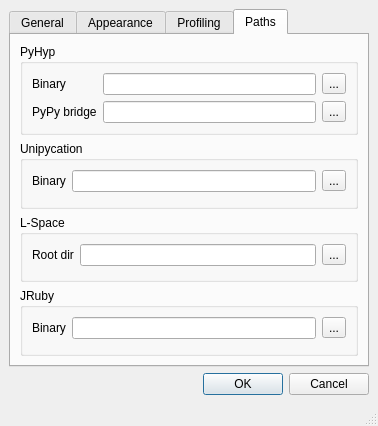
Qt form lib/eco/gui/settings.ui (softdevteam/eco) before a commit.
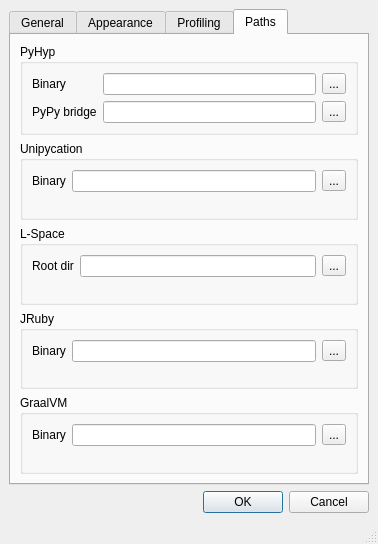
The same form after that commit. The open tabs and pages were chosen to show the change. Icons and pictures are not drawn.

Commit message: Set GraalVM binary and PIC size in Settings dialog.

```diff
--- a/lib/eco/gui/settings.ui
+++ b/lib/eco/gui/settings.ui
@@ -7,7 +7,7 @@
     <x>0</x>
     <y>0</y>
     <width>378</width>
-    <height>426</height>
+    <height>544</height>
    </rect>
   </property>
   <property name="windowTitle">
@@ -517,6 +517,48 @@
              <property name="text">
               <string>Binary</string>
              </property>
+             <property name="buddy">
+              <cstring>env_jruby</cstring>
+             </property>
+            </widget>
+           </item>
+          </layout>
+         </widget>
+        </item>
+        <item>
+         <widget class="QGroupBox" name="groupBox_9">
+          <property name="title">
+           <string>GraalVM</string>
+          </property>
+          <layout class="QFormLayout" name="formLayout_10">
+           <item row="0" column="1">
+            <layout class="QHBoxLayout" name="horizontalLayout_7">
+             <property name="leftMargin">
+              <number>0</number>
+             </property>
+             <property name="topMargin">
+              <number>0</number>
+             </property>
+             <item>
+              <widget class="QLineEdit" name="env_graalvm"/>
+             </item>
+             <item>
+              <widget class="QToolButton" name="btgraalvm">
+               <property name="text">
+                <string>...</string>
+               </property>
+              </widget>
+             </item>
+            </layout>
+           </item>
+           <item row="0" column="0">
+            <widget class="QLabel" name="label_15">
+             <property name="text">
+              <string>Binary</string>
+             </property>
+             <property name="buddy">
+              <cstring>env_graalvm</cstring>
+             </property>
             </widget>
            </item>
           </layout>
```
Left out of the diff: 49 changed lines with no effect on the pictures. The commit also changes 1 other file.
